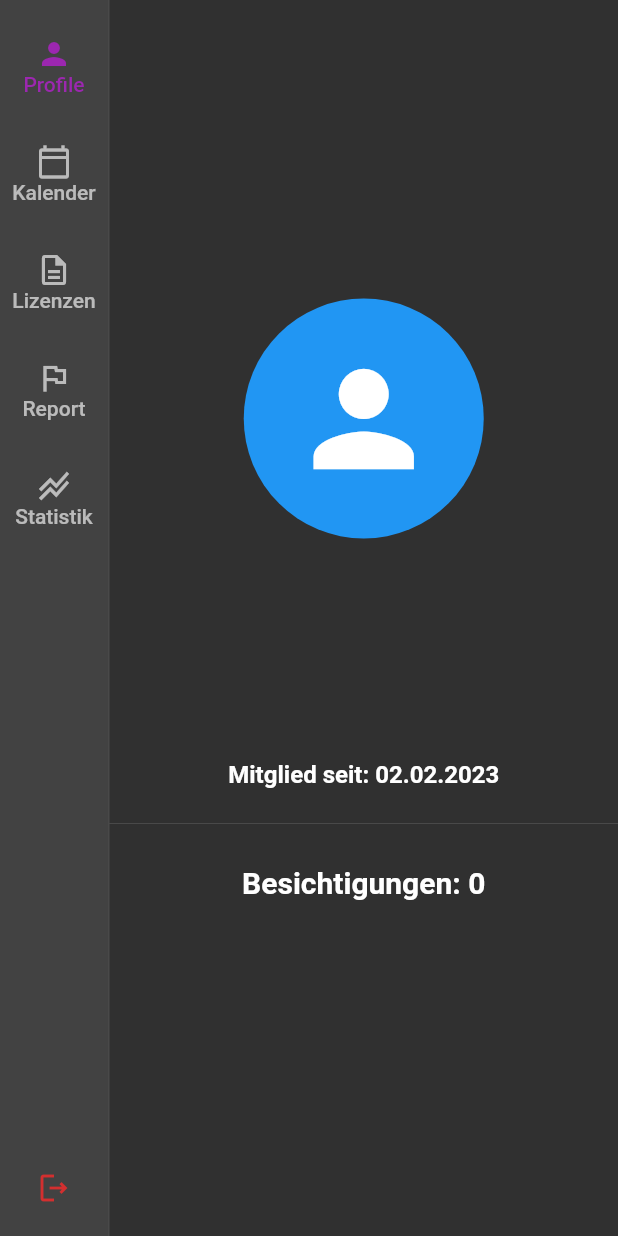
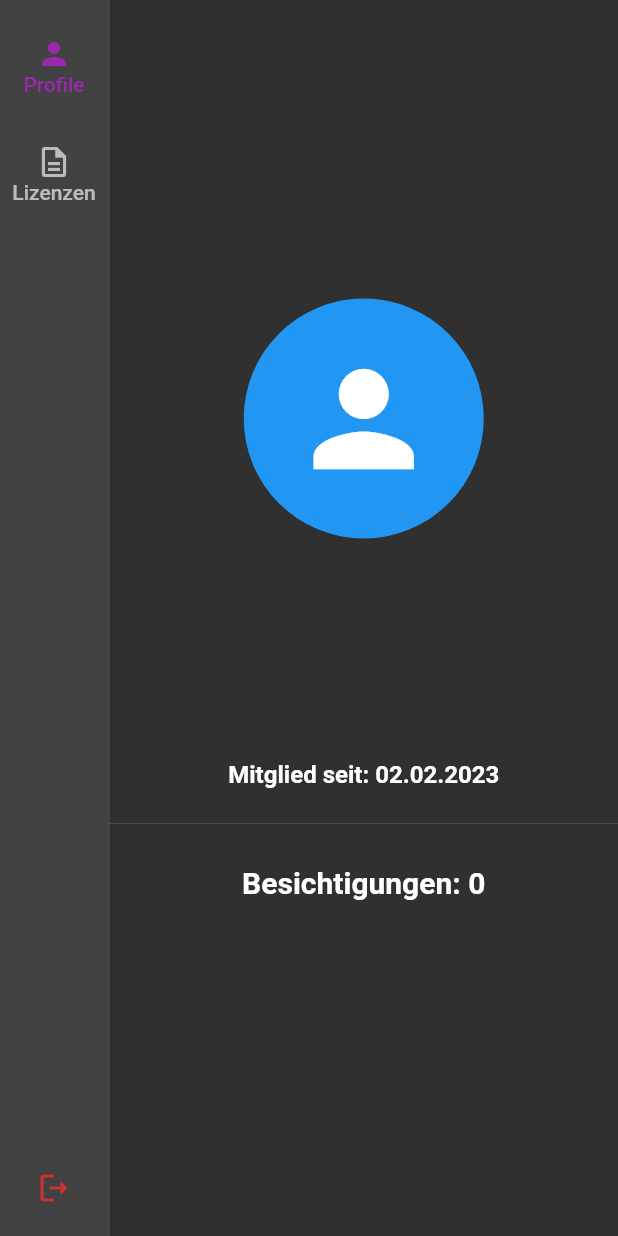
Before and after one commit to floodoo/gun_club, a Flutter app: the WebLayout screen opened by its route, on a phone screen of 412 x 824 dp. Run offline on Flutter 3.47's test engine with Material 2 defaults, Android fonts, the phone set to English and light mode, and no system bars; our stand-ins replace device_info_plus, flutter_riverpod, freezed_annotation, go_router, riverpod_annotation, supabase_flutter; accounts and stored records are empty; generated files the repository leaves out were written again.

Commit message:
remove unnecessary pages

```diff
--- a/lib/src/core/ui/widgets/web_layout.dart
+++ b/lib/src/core/ui/widgets/web_layout.dart
@@ -24,10 +24,7 @@ class _WebLayoutState extends ConsumerState<WebLayout> {
       index: _selectedIndex,
       children: [
         const ProfilePage(),
-        const Text("Kalender"),
         const GunLicensePage(),
-        const Text("Report"),
-        const Text("Statistik"),
         if (UserTypeUtil.getUserType(ref.read(userControllerProvider).asData?.value.usertypeId ?? 0) ==
                 UserType.admin ||
             UserTypeUtil.getUserType(ref.read(userControllerProvider).asData?.value.usertypeId ?? 0) ==
@@ -70,24 +67,9 @@ class _WebLayoutState extends ConsumerState<WebLayout> {
                 label: Text('Profile'),
               ),
               const NavigationRailDestination(
-                icon: Icon(Icons.calendar_today_outlined),
-                selectedIcon: Icon(Icons.calendar_today),
-                label: Text('Kalender'),
-              ),
-              const NavigationRailDestination(
                 icon: Icon(Icons.description_outlined),
                 selectedIcon: Icon(Icons.description),
                 label: Text('Lizenzen'),
-              ),
-              const NavigationRailDestination(
-                icon: Icon(Icons.flag_outlined),
-                selectedIcon: Icon(Icons.flag),
-                label: Text('Report'),
-              ),
-              const NavigationRailDestination(
-                icon: Icon(Icons.stacked_line_chart_outlined),
-                selectedIcon: Icon(Icons.stacked_line_chart),
-                label: Text('Statistik'),
               ),
               if (UserTypeUtil.getUserType(ref.read(userControllerProvider).asData?.value.usertypeId ?? 0) ==
                       UserType.admin ||
```
